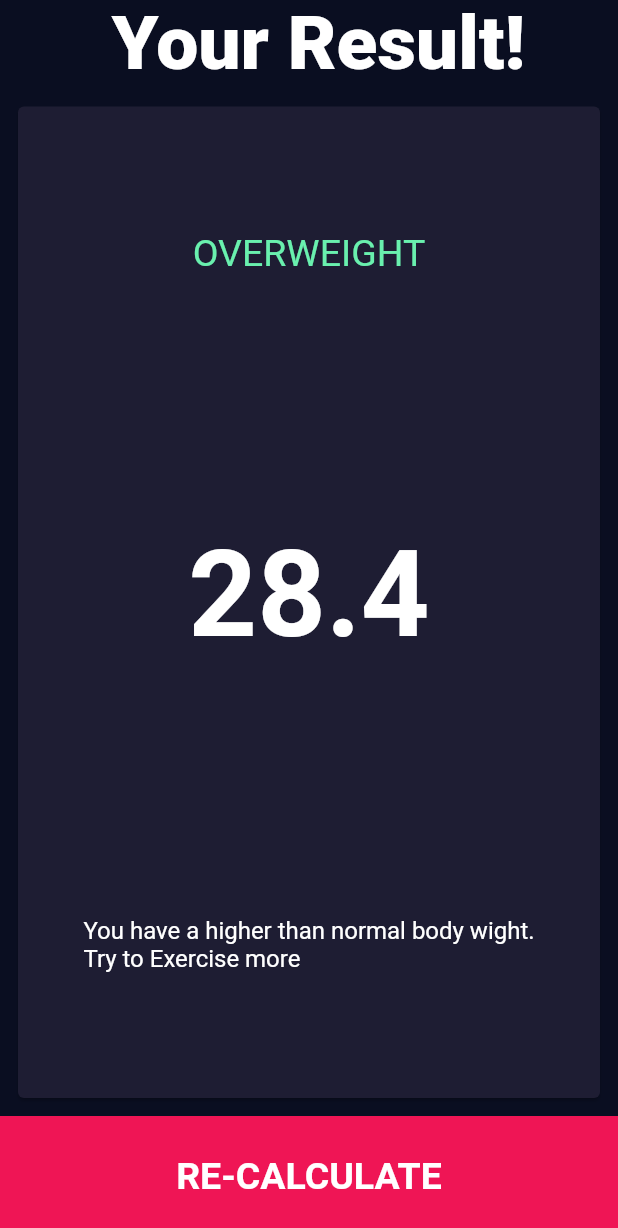
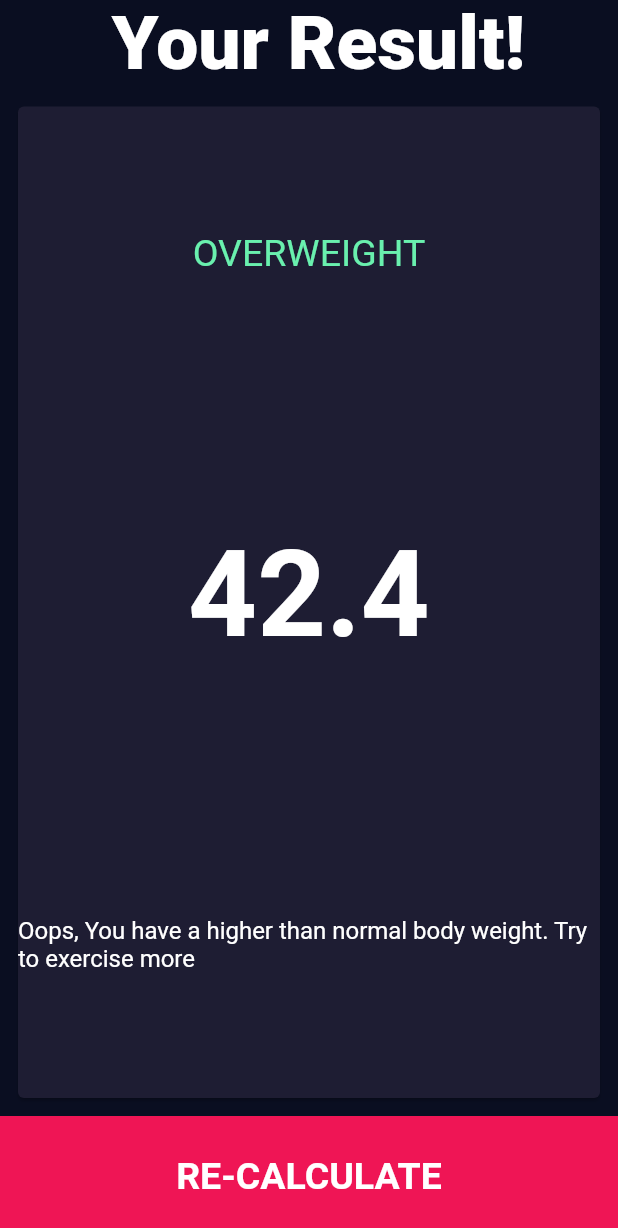
Before and after one commit to bhuvabhavik/BMI-CALCULATOR, a Flutter app: the screen it shows after launch, item 2 of the bottom bar chosen, after a tap on "CALCULATE YOUR BMI", on a phone screen of 412 x 824 dp. Shown: the top 1228 px of the screen. Run offline on Flutter 3.47's test engine with Material 2 defaults, Android fonts, the phone set to English and light mode, and no system bars; our stand-ins replace font_awesome_flutter.

Commit message:
almost completed the app with all basic functionalities..

```diff
--- /dev/null
+++ b/bmicalculator/lib/calculator_brain.dart
@@ -0,0 +1,33 @@
+import 'dart:math';
+
+class CalculatorBrain {
+  CalculatorBrain({required this.height, required this.weight});
+
+  late int height;
+  late int weight;
+  late double _bmi;
+  String calculateBmi() {
+    _bmi = (weight / pow(height / 100, 2));
+    return _bmi.toStringAsFixed(1);
+  }
+
+  String getResult() {
+    if (_bmi > 25) {
+      return 'OVERWEIGHT';
+    } else if (_bmi > 18.5) {
+      return 'NORMAL';
+    } else {
+      return 'UNDERWEIGHT';
+    }
+  }
+
+  String getInterPretation() {
+    if (_bmi > 25) {
+      return 'Oops, You have a higher than normal body weight. Try to exercise more';
+    } else if (_bmi > 18.5) {
+      return 'CHEERS, you have a normal body weight';
+    } else {
+      return 'ops, You are UNDERWEIGHT..You can Eat more';
+    }
+  }
+}
--- a/bmicalculator/lib/home_page.dart
+++ b/bmicalculator/lib/home_page.dart
@@ -1,11 +1,12 @@
 import 'dart:math';
-
+import 'package:bmicalculator/results_page.dart';
 import 'package:bmicalculator/reuseable_gender_card.dart';
 import 'package:flutter/cupertino.dart';
 import 'package:flutter/material.dart';
 import 'package:font_awesome_flutter/font_awesome_flutter.dart';
 import 'reuseable_card.dart';
 import 'constants.dart';
+import 'calculator_brain.dart';
 
 enum GenderType {
   male,
@@ -219,7 +220,19 @@ class _HomePageState extends State<HomePage> {
           ),
           GestureDetector(
             onTap: () {
-              Navigator.pushNamed(context, '/resultPage');
+              CalculatorBrain calc =
+                  CalculatorBrain(height: height, weight: weight);
+              String bmiNumber = calc.calculateBmi();
+              String bmiResult = calc.getResult();
+              String bmiInterpretation = calc.getInterPretation();
+
+              Navigator.push(
+                  context,
+                  MaterialPageRoute(
+                      builder: (context) => ResultsPage(
+                          bmiResult: bmiResult,
+                          interpretation: bmiInterpretation,
+                          resultText: bmiNumber)));
             },
             child: Container(
               height: kBottomContainerHeight,
--- a/bmicalculator/lib/main.dart
+++ b/bmicalculator/lib/main.dart
@@ -1,6 +1,6 @@
 import 'package:bmicalculator/results_page.dart';
 import 'package:flutter/material.dart';
-
+import 'calculator_brain.dart';
 import 'home_page.dart';
 
 void main() {
@@ -13,6 +13,7 @@ class BmiCalculator extends StatelessWidget {
   @override
   Widget build(BuildContext context) {
     return MaterialApp(
+      home: HomePage(),
       theme: ThemeData.dark().copyWith(
         primaryColor: const Color(0xff0a0e21),
         scaffoldBackgroundColor: const Color(0xff0a0e21),
@@ -20,10 +21,6 @@ class BmiCalculator extends StatelessWidget {
           backgroundColor: Color(0xaa120e21),
         ),
       ),
-      routes: {
-        '/': (context) => HomePage(),
-        '/resultPage': (context) => ResultsPage(),
-      },
     );
   }
 }
--- a/bmicalculator/lib/results_page.dart
+++ b/bmicalculator/lib/results_page.dart
@@ -4,8 +4,14 @@ import 'main.dart';
 import 'constants.dart';
 
 class ResultsPage extends StatelessWidget {
-  const ResultsPage({Key? key}) : super(key: key);
+  ResultsPage(
+      {required this.bmiResult,
+      required this.interpretation,
+      required this.resultText});
 
+  late final String bmiResult;
+  late final String resultText;
+  late final String interpretation;
   @override
   Widget build(BuildContext context) {
     return Scaffold(
@@ -30,20 +36,20 @@ class ResultsPage extends StatelessWidget {
                     children: [
                       Center(
                           child: Text(
-                        'OVERWEIGHT',
+                        bmiResult,
                         style:
                             TextStyle(color: Colors.greenAccent, fontSize: 25),
                       )),
                       Center(
                         child: Text(
-                          '28.4',
+                          resultText,
                           style: TextStyle(
                               fontSize: 80, fontWeight: FontWeight.bold),
                         ),
                       ),
                       Center(
                         child: Text(
-                          'You have a higher than normal body wight.\nTry to Exercise more',
+                          interpretation,
                           style: TextStyle(fontSize: 16),
                         ),
                       )
```
